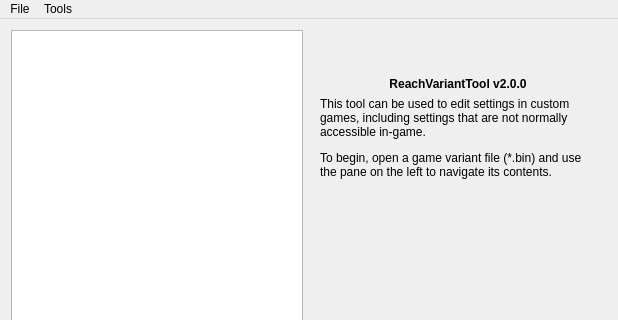
Qt form native/src/ReachVariantTool/ui/main_window.ui (DavidJCobb/ReachVariantEditor) before a commit; both pictures show x 0 to 618 and y 0 to 320 of the 618 by 535 pixel window.
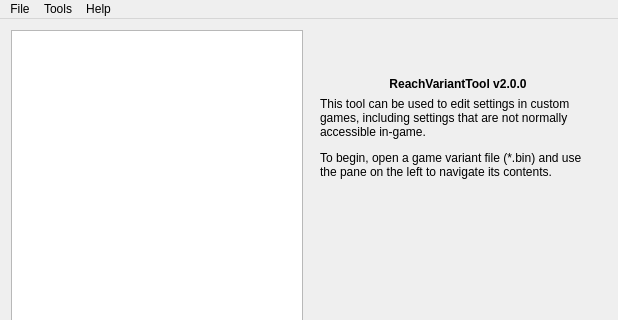
The same form after that commit. Icons and pictures are not drawn. Custom widgets are drawn as their Qt base class.

```diff
--- a/native/src/ReachVariantTool/ui/main_window.ui
+++ b/native/src/ReachVariantTool/ui/main_window.ui
@@ -348,8 +348,16 @@
     <addaction name="actionDebugExportStringsText"/>
     <addaction name="actionDebugMisc"/>
    </widget>
+   <widget class="QMenu" name="menuHelp">
+    <property name="title">
+     <string>Help</string>
+    </property>
+    <addaction name="actionHelpWeb"/>
+    <addaction name="actionHelpFolder"/>
+   </widget>
    <addaction name="menuFile"/>
    <addaction name="menuTools"/>
+   <addaction name="menuHelp"/>
   </widget>
   <widget class="QStatusBar" name="statusBar"/>
   <action name="actionOpen">
```
Left out of the diff: 10 changed lines with no effect on the pictures.
